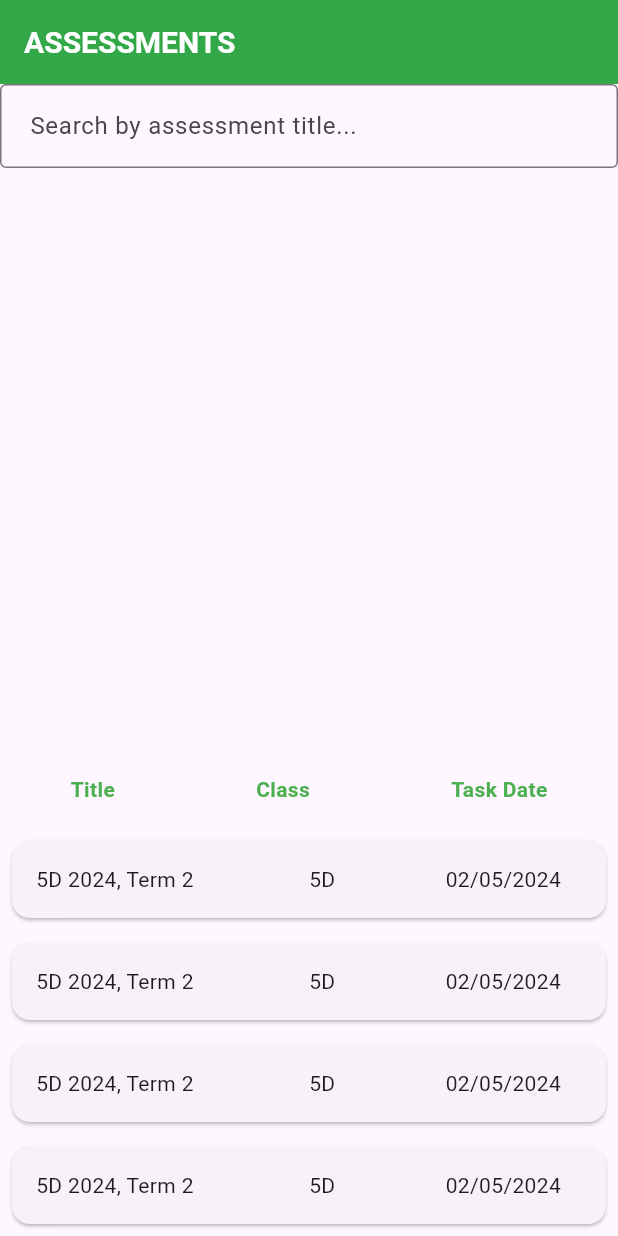
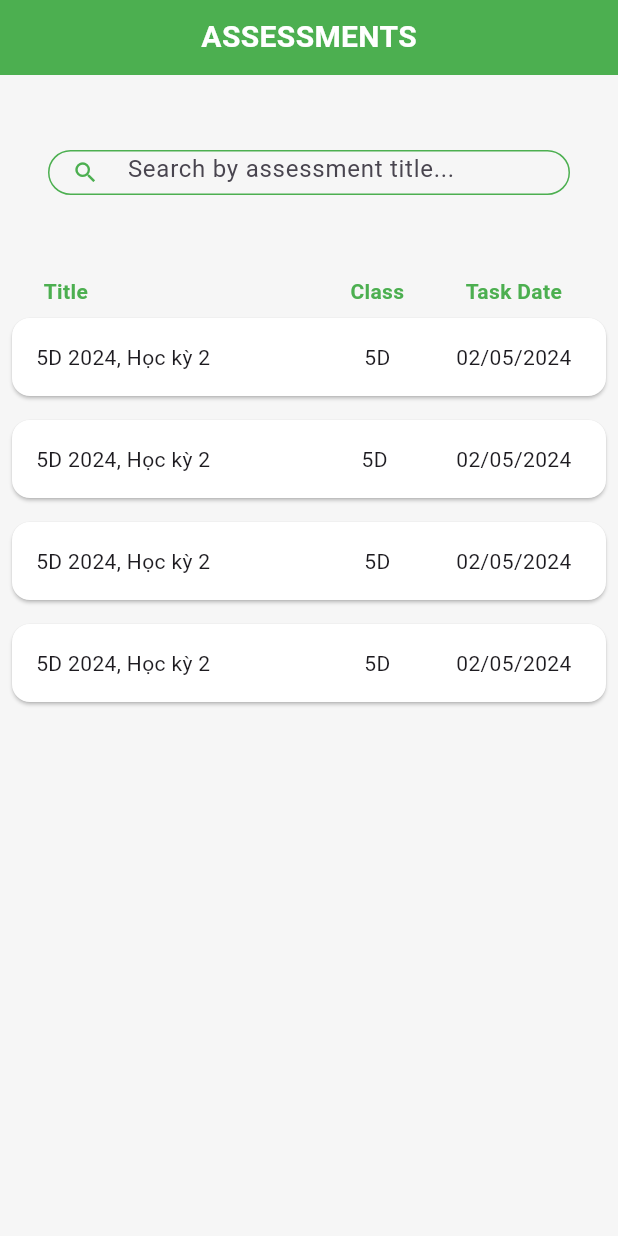
Before and after one commit to tlamabc/prototype_flutter_job, a Flutter app: the screen it shows after launch, after a tap on "LOG IN", on a phone screen of 412 x 824 dp. Run offline on Flutter 3.47's test engine with Material 3 defaults, Android fonts, the phone set to English and light mode, and no system bars.

Commit message:
Assessments fix ui

```diff
--- a/lib/features/assessment_page.dart
+++ b/lib/features/assessment_page.dart
@@ -1,5 +1,7 @@
+import 'package:flutter/cupertino.dart';
 import 'package:flutter/material.dart';
-import 'package:intl/intl.dart'; // For date formatting
+import 'package:flutter/widgets.dart';
+import 'package:intl/intl.dart'; // Để định dạng ngày tháng
 
 class Assessment {
   const Assessment({
@@ -22,100 +24,156 @@ class Assessments extends StatefulWidget {
 
 class _AssessmentsState extends State<Assessments> {
   List<Assessment> _assessments = [
-    Assessment(title: "5D 2024, Term 2", className: "5D", date: DateTime(2024, 5, 2)),
-    Assessment(title: "5D 2024, Term 2", className: "5D ", date: DateTime(2024, 5, 2)),
-    Assessment(title: "5D 2024, Term 2", className: "5D", date: DateTime(2024, 5, 2)),
-    Assessment(title: "5D 2024, Term 2", className: "5D", date: DateTime(2024, 5, 2)),
-    // ... add more assessments if needed
+    Assessment(title: "5D 2024, Học kỳ 2", className: "5D", date: DateTime(2024, 5, 2)),
+    Assessment(title: "5D 2024, Học kỳ 2", className: "5D ", date: DateTime(2024, 5, 2)),
+    Assessment(title: "5D 2024, Học kỳ 2", className: "5D", date: DateTime(2024, 5, 2)),
+    Assessment(title: "5D 2024, Học kỳ 2", className: "5D", date: DateTime(2024, 5, 2)),
+    // ... thêm các dữ liệu khác nếu cần
   ];
 
-  String _searchText = ""; // For search functionality
+  String _searchText = ""; // Để tìm kiếm chức năng
 
   @override
   Widget build(BuildContext context) {
+    // Lấy kích thước của màn hình
+    Size screenSize = MediaQuery.of(context).size;
+
+    // Kiểm tra nếu là máy tính (web)
+    bool isWeb = screenSize.width > 600;
+
+    // Thiết lập kích thước cho widget dựa trên điều kiện
+    double widgetWidth = isWeb ? 400 : screenSize.width;
+
     return Scaffold(
-      appBar: AppBar(
-        backgroundColor: const Color(0xFF33A849), // Green color
-        title: Text(
+      body:Center(
+        child: Container(
+          height: screenSize.height,
+          width: widgetWidth,
+          color: Color(0xFFF6F6F6),
+            child: SingleChildScrollView(
+              child: Column(
+                children: [
+                  Container(
+                    color: Colors.green,
+                    margin: EdgeInsets.only(bottom: 50),
+                    height: 50,
+                    width: widgetWidth,
+                    child: Center(
+                      child: Text(
                         "ASSESSMENTS",
                         style: TextStyle(
-            color: Colors.white, // White text
+                          color: Colors.white,
                           fontSize: 20.0,
                           fontWeight: FontWeight.bold,
                         ),
                       ),
-        automaticallyImplyLeading: false, // Remove back button
                     ),
-      body: Column(
-        children: [
-          Expanded(
-            flex: 4, // Give more space to the search field
+                  ),
+                  Padding(
+                    padding: const EdgeInsets.symmetric(horizontal: 32),
+                    child: Container(
+                      margin: EdgeInsets.only(bottom: 30),
+                      height: 30,
+                      decoration: BoxDecoration(
+                        borderRadius: BorderRadius.circular(20),
+                        border: Border.all(color: Colors.green),
+                      ),
                       child: TextField(
-              decoration: const InputDecoration(
+                        decoration: InputDecoration(
+                          isDense: true,
                           hintText: "Search by assessment title...",
-                border: OutlineInputBorder(),
-                contentPadding: EdgeInsets.all(16.0),
+                          border: InputBorder.none,
+                          prefixIcon: Icon(Icons.search, color: Colors.green),
                         ),
                         onChanged: (text) {
                           setState(() {
-                  _searchText = text.toLowerCase(); // Search case-insensitive
+                            _searchText = text.toLowerCase(); // Tìm kiếm không phân biệt chữ hoa chữ thường
                           });
                         },
                       ),
                     ),
-          Row(
-            mainAxisAlignment: MainAxisAlignment.spaceAround, // Distribute labels evenly
+                  ),
+
+
+                  Padding(
+                    padding: const EdgeInsets.only(left: 24, right: 24,top: 24,bottom: 0),
+                    child: Row(
+                      mainAxisAlignment: MainAxisAlignment.spaceBetween,
                       children: [
-              Text(
+                        Expanded (
+                          flex: 2,
+                          child: Container(
+                            margin: EdgeInsets.only(left: 5),
+                            child: Text(
                               'Title',
                               style: TextStyle(
                                 color: Colors.green,
                                 fontWeight: FontWeight.bold,
                               ),
                             ),
-              Text(
+                          ),
+                        ),
+                        Expanded(
+                          child: Container(
+                            alignment: Alignment.center,
+                            child: Text(
                               'Class',
                               style: TextStyle(
                                 color: Colors.green,
                                 fontWeight: FontWeight.bold,
                               ),
                             ),
-              Text(
+                          ),
+                        ),
+                        Expanded(
+                          child: Container(
+                            alignment: Alignment.center,
+                            child: Text(
                               'Task Date',
                               style: TextStyle(
                                 color: Colors.green,
                                 fontWeight: FontWeight.bold,
                               ),
                             ),
+                          ),
+                        ),
                       ],
                     ),
-          const SizedBox(height: 16.0), // Add some spacing below the labels
-
-          // Your existing assessment cards
+                  ),
+                  // Các thẻ đánh giá hiện có của bạn
                   for (final assessment in _assessments)
                     _assessmentCard(assessment),
                 ],
+              ),
+            ),
+          ),
       ),
     );
   }
   Widget _assessmentCard(Assessment assessment) {
     return Card(
+      color: Colors.white,
       margin: const EdgeInsets.all(8.0),
       child: Padding(
         padding: const EdgeInsets.all(16.0),
         child: Row(
           children: [
             Expanded(
-              flex: 2, // Set the width of the Title column
-              child: Text(assessment.title),
+              flex: 2,
+              child: Container(
+                  child: Text(assessment.title)),
             ),
             Expanded(
-              flex: 1, // Set the width of the Class column
-              child: Text(assessment.className),
+              flex: 1,
+              child: Container(
+                  alignment: Alignment.center,
+                  child: Text(assessment.className)),
             ),
             Expanded(
-              flex: 1, // Set the width of the Task Date column
-              child: Text(assessment.date.formatDate()),
+              flex: 1,
+              child: Container(
+                  alignment: Alignment.center,
+                  child: Text(assessment.date.formatDate())),
             ),
           ],
         ),
--- a/lib/main.dart
+++ b/lib/main.dart
@@ -11,6 +11,7 @@ class MyApp extends StatelessWidget {
   @override
   Widget build(BuildContext context) {
     return MaterialApp(
+      debugShowCheckedModeBanner: false,
       title: '', // Đặt title thành chuỗi rỗng để loại bỏ tiêu đề
       theme: ThemeData(
         primarySwatch: Colors.blue,
```
Also changed, not shown: pubspec.lock. Lines whose indentation alone changed are shown as unchanged.
